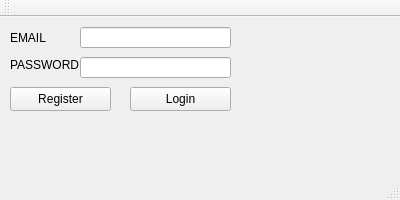
First picture: the form in Triviador/TriviadorGUI/MainWindow.ui, repository stefandananau/Triviador, before the edit.
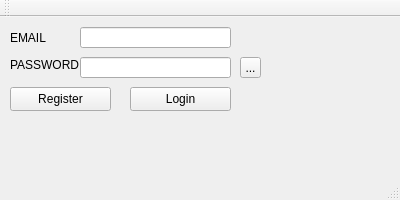
Second picture: the form after the edit. Icons and pictures are not drawn.

Commit message: Made password show and hide button

The edit to the form file:
```diff
--- a/Triviador/TriviadorGUI/MainWindow.ui
+++ b/Triviador/TriviadorGUI/MainWindow.ui
@@ -102,6 +102,26 @@
      <string/>
     </property>
    </widget>
+   <widget class="QToolButton" name="toolButton">
+    <property name="geometry">
+     <rect>
+      <x>240</x>
+      <y>40</y>
+      <width>21</width>
+      <height>21</height>
+     </rect>
+    </property>
+    <property name="autoFillBackground">
+     <bool>false</bool>
+    </property>
+    <property name="text">
+     <string>...</string>
+    </property>
+    <property name="icon">
+     <iconset>
+      <normaloff>images/password-eye.png</normaloff>images/password-eye.png</iconset>
+    </property>
+   </widget>
   </widget>
   <widget class="QMenuBar" name="menuBar">
    <property name="geometry">
```
Left out of the diff: 2 changed lines with no effect on the pictures. The commit also changes 3 other files.
